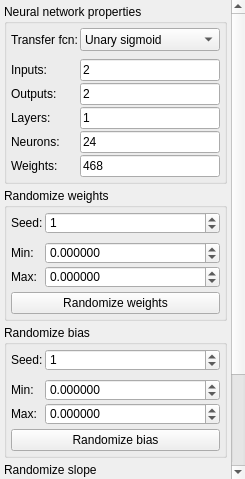
First picture: the form in GuiPartUi/NetParamWidget.ui, repository kacerpetr/NNCreator, before the edit.
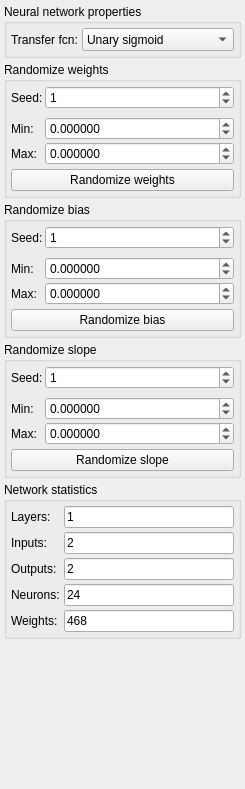
Second picture: the form after the edit.

Commit message: Bugfix: layer selection in setModel of topology editor + added some tooltips

```diff
--- a/GuiPartUi/NetParamWidget.ui
+++ b/GuiPartUi/NetParamWidget.ui
@@ -7,7 +7,7 @@
     <x>0</x>
     <y>0</y>
     <width>245</width>
-    <height>479</height>
+    <height>789</height>
    </rect>
   </property>
   <property name="windowTitle">
@@ -47,9 +47,9 @@
       <property name="geometry">
        <rect>
         <x>0</x>
-        <y>-132</y>
-        <width>231</width>
-        <height>611</height>
+        <y>0</y>
+        <width>245</width>
+        <height>789</height>
        </rect>
       </property>
       <layout class="QVBoxLayout" name="verticalLayout">
@@ -73,7 +73,13 @@
          <property name="title">
           <string>Neural network properties</string>
          </property>
-         <layout class="QVBoxLayout" name="verticalLayout_3">
+         <layout class="QFormLayout" name="formLayout">
+          <property name="horizontalSpacing">
+           <number>4</number>
+          </property>
+          <property name="verticalSpacing">
+           <number>4</number>
+          </property>
           <property name="leftMargin">
            <number>4</number>
           </property>
@@ -86,182 +92,41 @@
           <property name="bottomMargin">
            <number>4</number>
           </property>
-          <item>
-           <layout class="QFormLayout" name="formLayout">
-            <property name="fieldGrowthPolicy">
-             <enum>QFormLayout::ExpandingFieldsGrow</enum>
+          <item row="0" column="0">
+           <widget class="QLabel" name="label">
+            <property name="text">
+             <string>Transfer fcn:</string>
             </property>
-            <property name="horizontalSpacing">
-             <number>2</number>
+           </widget>
+          </item>
+          <item row="0" column="1">
+           <widget class="QComboBox" name="trFcnBox">
+            <property name="sizePolicy">
+             <sizepolicy hsizetype="Expanding" vsizetype="Fixed">
+              <horstretch>0</horstretch>
+              <verstretch>0</verstretch>
+             </sizepolicy>
             </property>
-            <property name="verticalSpacing">
-             <number>2</number>
+            <property name="minimumSize">
+             <size>
+              <width>0</width>
+              <height>23</height>
+             </size>
             </property>
-            <item row="0" column="0">
-             <widget class="QLabel" name="label">
-              <property name="text">
-               <string>Transfer fcn:</string>
-              </property>
-             </widget>
+            <property name="toolTip">
+             <string>Transfer function of all neurons in network.</string>
+            </property>
+            <item>
+             <property name="text">
+              <string>Unary sigmoid</string>
+             </property>
             </item>
-            <item row="0" column="1">
-             <widget class="QComboBox" name="trFcnBox">
-              <property name="sizePolicy">
-               <sizepolicy hsizetype="Expanding" vsizetype="Fixed">
-                <horstretch>0</horstretch>
-                <verstretch>0</verstretch>
-               </sizepolicy>
-              </property>
-              <property name="minimumSize">
-               <size>
-                <width>0</width>
-                <height>23</height>
-               </size>
-              </property>
-              <item>
-               <property name="text">
-                <string>Unary sigmoid</string>
-               </property>
-              </item>
-              <item>
-               <property name="text">
-                <string>Binary sigmoid</string>
-               </property>
-              </item>
-             </widget>
+            <item>
+             <property name="text">
+              <string>Binary sigmoid</string>
+             </property>
             </item>
-            <item row="2" column="0">
-             <widget class="QLabel" name="label_10">
-              <property name="text">
-               <string>Inputs:</string>
-              </property>
-             </widget>
-            </item>
-            <item row="2" column="1">
-             <widget class="QLineEdit" name="inputsEdit">
-              <property name="minimumSize">
-               <size>
-                <width>0</width>
-                <height>22</height>
-               </size>
-              </property>
-              <property name="text">
-               <string>2</string>
-              </property>
-              <property name="readOnly">
-               <bool>true</bool>
-              </property>
-             </widget>
-            </item>
-            <item row="3" column="0">
-             <widget class="QLabel" name="label_11">
-              <property name="text">
-               <string>Outputs:</string>
-              </property>
-             </widget>
-            </item>
-            <item row="3" column="1">
-             <widget class="QLineEdit" name="outputsEdit">
-              <property name="minimumSize">
-               <size>
-                <width>0</width>
-                <height>22</height>
-               </size>
-              </property>
-              <property name="text">
-               <string>2</string>
-              </property>
-              <property name="readOnly">
-               <bool>true</bool>
-              </property>
-             </widget>
-            </item>
-            <item row="4" column="0">
-             <widget class="QLabel" name="label_7">
-              <property name="text">
-               <string>Layers:</string>
-              </property>
-             </widget>
-            </item>
-            <item row="4" column="1">
-             <widget class="QLineEdit" name="layersEdit">
-              <property name="minimumSize">
-               <size>
-                <width>0</width>
-                <height>22</height>
-               </size>
-              </property>
-              <property name="text">
-               <string>1</string>
-              </property>
-              <property name="readOnly">
-               <bool>true</bool>
-              </property>
-             </widget>
-            </item>
-            <item row="5" column="0">
-             <widget class="QLabel" name="label_8">
-              <property name="text">
-               <string>Neurons:</string>
-              </property>
-             </widget>
-            </item>
-            <item row="5" column="1">
-             <widget class="QLineEdit" name="neuronsEdit">
-              <property name="minimumSize">
-               <size>
-                <width>0</width>
-                <height>22</height>
-               </size>
-              </property>
-              <property name="text">
-               <string>24</string>
-              </property>
-              <property name="readOnly">
-               <bool>true</bool>
-              </property>
-             </widget>
-            </item>
-            <item row="6" column="0">
-             <widget class="QLabel" name="label_9">
-              <property name="text">
-               <string>Weights:</string>
-              </property>
-             </widget>
-            </item>
-            <item row="6" column="1">
-             <widget class="QLineEdit" name="weightsEdit">
-              <property name="minimumSize">
-               <size>
-                <width>0</width>
-                <height>22</height>
-               </size>
-              </property>
-              <property name="text">
-               <string>468</string>
-              </property>
-              <property name="readOnly">
-               <bool>true</bool>
-              </property>
-             </widget>
-            </item>
-            <item row="1" column="1">
-             <spacer name="verticalSpacer_4">
-              <property name="orientation">
-               <enum>Qt::Vertical</enum>
-              </property>
-              <property name="sizeType">
-               <enum>QSizePolicy::Fixed</enum>
-              </property>
-              <property name="sizeHint" stdset="0">
-               <size>
-                <width>20</width>
-                <height>4</height>
-               </size>
-              </property>
-             </spacer>
-            </item>
-           </layout>
+           </widget>
           </item>
          </layout>
         </widget>
@@ -818,6 +683,163 @@
          </layout>
         </widget>
        </item>
+       <item>
+        <widget class="QGroupBox" name="groupBox_5">
+         <property name="title">
+          <string>Network statistics</string>
+         </property>
+         <layout class="QFormLayout" name="formLayout_5">
+          <property name="horizontalSpacing">
+           <number>4</number>
+          </property>
+          <property name="verticalSpacing">
+           <number>4</number>
+          </property>
+          <property name="leftMargin">
+           <number>4</number>
+          </property>
+          <property name="topMargin">
+           <number>4</number>
+          </property>
+          <property name="rightMargin">
+           <number>4</number>
+          </property>
+          <property name="bottomMargin">
+           <number>4</number>
+          </property>
+          <item row="0" column="0">
+           <widget class="QLabel" name="label_7">
+            <property name="text">
+             <string>Layers:</string>
+            </property>
+           </widget>
+          </item>
+          <item row="0" column="1">
+           <widget class="QLineEdit" name="layersEdit">
+            <property name="minimumSize">
+             <size>
+              <width>0</width>
+              <height>22</height>
+             </size>
+            </property>
+            <property name="toolTip">
+             <string>Number of neural network layers.</string>
+            </property>
+            <property name="text">
+             <string>1</string>
+            </property>
+            <property name="readOnly">
+             <bool>true</bool>
+            </property>
+           </widget>
+          </item>
+          <item row="1" column="0">
+           <widget class="QLabel" name="label_10">
+            <property name="text">
+             <string>Inputs:</string>
+            </property>
+           </widget>
+          </item>
+          <item row="1" column="1">
+           <widget class="QLineEdit" name="inputsEdit">
+            <property name="minimumSize">
+             <size>
+              <width>0</width>
+              <height>22</height>
+             </size>
+            </property>
+            <property name="toolTip">
+             <string>Number of neural network inputs.</string>
+            </property>
+            <property name="text">
+             <string>2</string>
+            </property>
+            <property name="readOnly">
+             <bool>true</bool>
+            </property>
+           </widget>
+          </item>
+          <item row="2" column="0">
+           <widget class="QLabel" name="label_11">
+            <property name="text">
+             <string>Outputs:</string>
+            </property>
+           </widget>
+          </item>
+          <item row="2" column="1">
+           <widget class="QLineEdit" name="outputsEdit">
+            <property name="minimumSize">
+             <size>
+              <width>0</width>
+              <height>22</height>
+             </size>
+            </property>
+            <property name="toolTip">
+             <string>Number of neural network inputs.</string>
+            </property>
+            <property name="text">
+             <string>2</string>
+            </property>
+            <property name="readOnly">
+             <bool>true</bool>
+            </property>
+           </widget>
+          </item>
+          <item row="3" column="0">
+           <widget class="QLabel" name="label_8">
+            <property name="text">
+             <string>Neurons:</string>
+            </property>
+           </widget>
+          </item>
+          <item row="3" column="1">
+           <widget class="QLineEdit" name="neuronsEdit">
+            <property name="minimumSize">
+             <size>
+              <width>0</width>
+              <height>22</height>
+             </size>
+            </property>
+            <property name="toolTip">
+             <string>Number of all neurons in neural network.</string>
+            </property>
+            <property name="text">
+             <string>24</string>
+            </property>
+            <property name="readOnly">
+             <bool>true</bool>
+            </property>
+           </widget>
+          </item>
+          <item row="4" column="0">
+           <widget class="QLabel" name="label_9">
+            <property name="text">
+             <string>Weights:</string>
+            </property>
+           </widget>
+          </item>
+          <item row="4" column="1">
+           <widget class="QLineEdit" name="weightsEdit">
+            <property name="minimumSize">
+             <size>
+              <width>0</width>
+              <height>22</height>
+             </size>
+            </property>
+            <property name="toolTip">
+             <string>Number of all weights of all neurons in neural network</string>
+            </property>
+            <property name="text">
+             <string>468</string>
+            </property>
+            <property name="readOnly">
+             <bool>true</bool>
+            </property>
+           </widget>
+          </item>
+         </layout>
+        </widget>
+       </item>
        <item>
         <spacer name="verticalSpacer">
          <property name="orientation">
```
Left out of the diff: 36 changed lines with no effect on the pictures. The commit also changes 12 other files.
